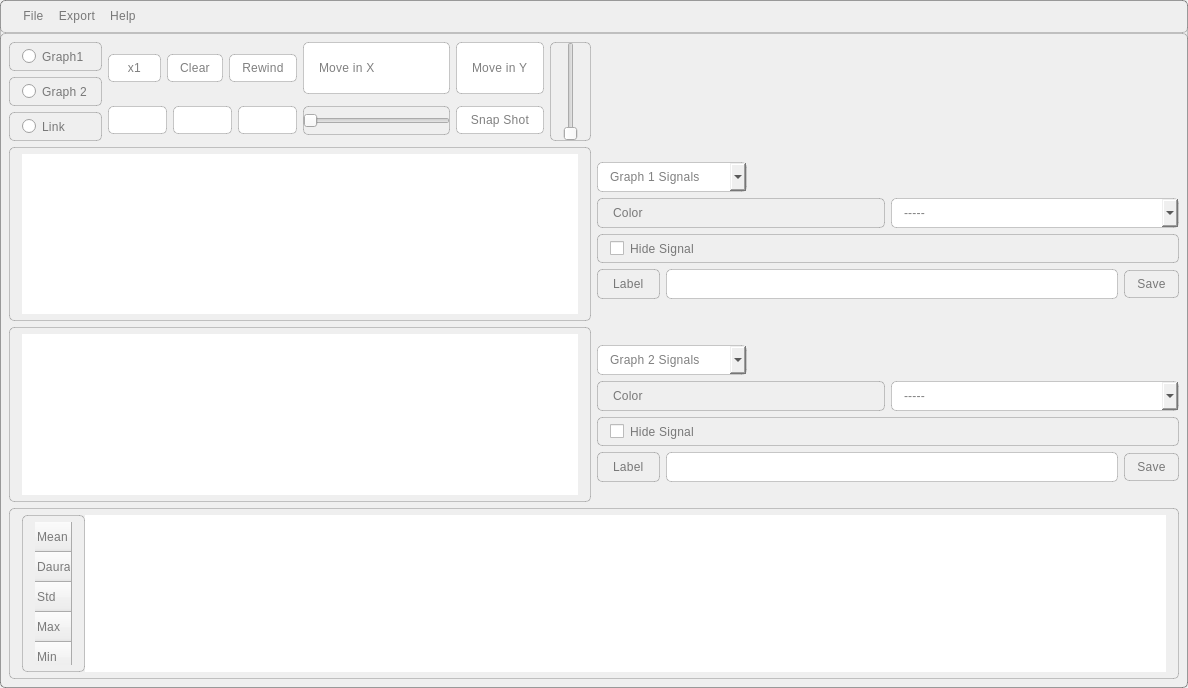
This is main.ui in AliBadran716/Signal_Viewer as Qt 5 draws it before an edit. The edited form follows.
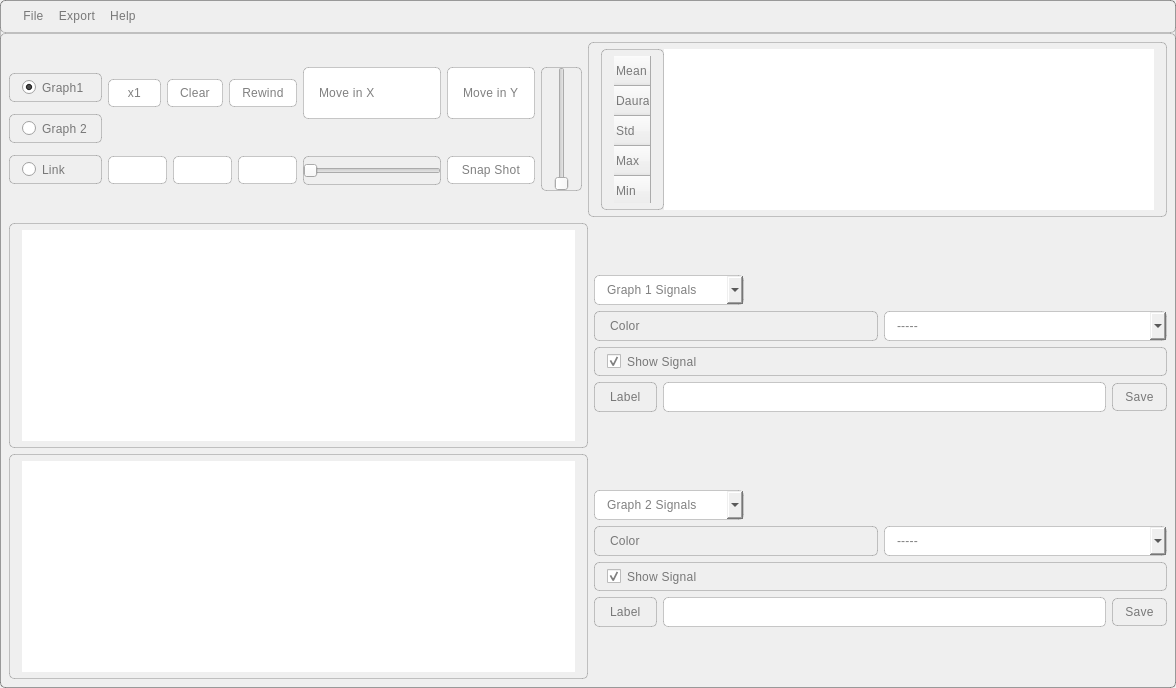
This is the edited form. Icons and pictures are not drawn. Custom widgets are drawn as their Qt base class.

```diff
--- a/main.ui
+++ b/main.ui
@@ -6,7 +6,7 @@
    <rect>
     <x>0</x>
     <y>0</y>
-    <width>1188</width>
+    <width>1176</width>
     <height>688</height>
    </rect>
   </property>
@@ -51,6 +51,9 @@
           <property name="text">
            <string>Graph1</string>
           </property>
+          <property name="checked">
+           <bool>true</bool>
+          </property>
          </widget>
         </item>
         <item>
@@ -267,24 +270,114 @@
       </item>
      </layout>
     </item>
-    <item row="0" column="1" rowspan="2">
+    <item row="0" column="1" colspan="2">
+     <widget class="QTableWidget" name="tableWidget">
+      <property name="minimumSize">
+       <size>
+        <width>0</width>
+        <height>171</height>
+       </size>
+      </property>
+      <property name="maximumSize">
+       <size>
+        <width>16777215</width>
+        <height>175</height>
+       </size>
+      </property>
+      <property name="autoFillBackground">
+       <bool>false</bool>
+      </property>
+      <property name="verticalScrollBarPolicy">
+       <enum>Qt::ScrollBarAsNeeded</enum>
+      </property>
+      <property name="horizontalScrollBarPolicy">
+       <enum>Qt::ScrollBarAlwaysOff</enum>
+      </property>
+      <property name="sizeAdjustPolicy">
+       <enum>QAbstractScrollArea::AdjustToContentsOnFirstShow</enum>
+      </property>
+      <attribute name="horizontalHeaderVisible">
+       <bool>false</bool>
+      </attribute>
+      <attribute name="horizontalHeaderHighlightSections">
+       <bool>false</bool>
+      </attribute>
+      <attribute name="horizontalHeaderStretchLastSection">
+       <bool>false</bool>
+      </attribute>
+      <attribute name="verticalHeaderCascadingSectionResizes">
+       <bool>true</bool>
+      </attribute>
+      <attribute name="verticalHeaderHighlightSections">
+       <bool>false</bool>
+      </attribute>
+      <attribute name="verticalHeaderMinimumSectionSize">
+       <number>20</number>
+      </attribute>
+      <attribute name="verticalHeaderStretchLastSection">
+       <bool>false</bool>
+      </attribute>
+      <row>
+       <property name="text">
+        <string>Mean</string>
+       </property>
+      </row>
+      <row>
+       <property name="text">
+        <string>Dauratoin</string>
+       </property>
+      </row>
+      <row>
+       <property name="text">
+        <string>Std</string>
+       </property>
+      </row>
+      <row>
+       <property name="text">
+        <string>Max</string>
+       </property>
+      </row>
+      <row>
+       <property name="text">
+        <string>Min</string>
+       </property>
+      </row>
+     </widget>
+    </item>
+    <item row="1" column="0" colspan="2">
+     <layout class="QVBoxLayout" name="verticalLayout">
+      <item>
+       <widget class="PlotWidget" name="graphicsView_1">
+        <property name="styleSheet">
+         <string notr="true">color: #000;
+padding: 6px 12px;
+border: 1px solid rgba(0, 0, 0, 0.20);
+border-radius: 5px;
+
+/* Body 2 */
+
+font-family: 'Roboto';
+font-style: normal;
+font-weight: 400;
+font-size: 12px;
+line-height: 20px;
+/* identical to box height, or 143% */
+
+letter-spacing: 0.25px;
+
+/* 00. On Surface / High Emphasis */
+
+color: rgba(0, 0, 0, 0.50);</string>
+        </property>
+       </widget>
+      </item>
+      <item>
+       <widget class="PlotWidget" name="graphicsView_2"/>
+      </item>
+     </layout>
+    </item>
+    <item row="1" column="2">
      <layout class="QVBoxLayout" name="verticalLayout_4">
-      <item>
-       <spacer name="verticalSpacer_2">
-        <property name="orientation">
-         <enum>Qt::Vertical</enum>
-        </property>
-        <property name="sizeType">
-         <enum>QSizePolicy::Fixed</enum>
-        </property>
-        <property name="sizeHint" stdset="0">
-         <size>
-          <width>20</width>
-          <height>100</height>
-         </size>
-        </property>
-       </spacer>
-      </item>
       <item>
        <layout class="QVBoxLayout" name="verticalLayout_2">
         <item alignment="Qt::AlignLeft">
@@ -340,7 +433,10 @@
         <item>
          <widget class="QCheckBox" name="hide_g1_check_btn">
           <property name="text">
-           <string>Hide Signal</string>
+           <string>Show Signal</string>
+          </property>
+          <property name="checked">
+           <bool>true</bool>
           </property>
          </widget>
         </item>
@@ -445,7 +541,10 @@
         <item>
          <widget class="QCheckBox" name="hide_g2_check_btn">
           <property name="text">
-           <string>Hide Signal</string>
+           <string>Show Signal</string>
+          </property>
+          <property name="checked">
+           <bool>true</bool>
           </property>
          </widget>
         </item>
@@ -481,109 +580,6 @@
       </item>
      </layout>
     </item>
-    <item row="1" column="0">
-     <layout class="QVBoxLayout" name="verticalLayout">
-      <item>
-       <widget class="PlotWidget" name="graphicsView_1">
-        <property name="styleSheet">
-         <string notr="true">color: #000;
-padding: 6px 12px;
-border: 1px solid rgba(0, 0, 0, 0.20);
-border-radius: 5px;
-
-/* Body 2 */
-
-font-family: 'Roboto';
-font-style: normal;
-font-weight: 400;
-font-size: 12px;
-line-height: 20px;
-/* identical to box height, or 143% */
-
-letter-spacing: 0.25px;
-
-/* 00. On Surface / High Emphasis */
-
-color: rgba(0, 0, 0, 0.50);</string>
-        </property>
-       </widget>
-      </item>
-      <item>
-       <widget class="PlotWidget" name="graphicsView_2"/>
-      </item>
-     </layout>
-    </item>
-    <item row="2" column="0" colspan="2">
-     <widget class="QTableWidget" name="tableWidget">
-      <property name="minimumSize">
-       <size>
-        <width>0</width>
-        <height>171</height>
-       </size>
-      </property>
-      <property name="maximumSize">
-       <size>
-        <width>16777215</width>
-        <height>175</height>
-       </size>
-      </property>
-      <property name="autoFillBackground">
-       <bool>false</bool>
-      </property>
-      <property name="verticalScrollBarPolicy">
-       <enum>Qt::ScrollBarAsNeeded</enum>
-      </property>
-      <property name="sizeAdjustPolicy">
-       <enum>QAbstractScrollArea::AdjustIgnored</enum>
-      </property>
-      <attribute name="horizontalHeaderVisible">
-       <bool>false</bool>
-      </attribute>
-      <attribute name="horizontalHeaderHighlightSections">
-       <bool>false</bool>
-      </attribute>
-      <attribute name="horizontalHeaderStretchLastSection">
-       <bool>false</bool>
-      </attribute>
-      <attribute name="verticalHeaderCascadingSectionResizes">
-       <bool>true</bool>
-      </attribute>
-      <attribute name="verticalHeaderHighlightSections">
-       <bool>false</bool>
-      </attribute>
-      <attribute name="verticalHeaderMinimumSectionSize">
-       <number>20</number>
-      </attribute>
-      <attribute name="verticalHeaderStretchLastSection">
-       <bool>false</bool>
-      </attribute>
-      <row>
-       <property name="text">
-        <string>Mean</string>
-       </property>
-      </row>
-      <row>
-       <property name="text">
-        <string>Dauratoin</string>
-       </property>
-      </row>
-      <row>
-       <property name="text">
-        <string>Std</string>
-       </property>
-      </row>
-      <row>
-       <property name="text">
-        <string>Max</string>
-       </property>
-      </row>
-      <row>
-       <property name="text">
-        <string>Min</string>
-       </property>
-      </row>
-     </widget>
-    </item>
    </layout>
   </widget>
   <widget class="QMenuBar" name="menubar">
@@ -591,7 +587,7 @@
     <rect>
      <x>0</x>
      <y>0</y>
-     <width>1188</width>
+     <width>1176</width>
      <height>34</height>
     </rect>
    </property>
```
Left out of the diff: 4 changed lines with no effect on the pictures.
